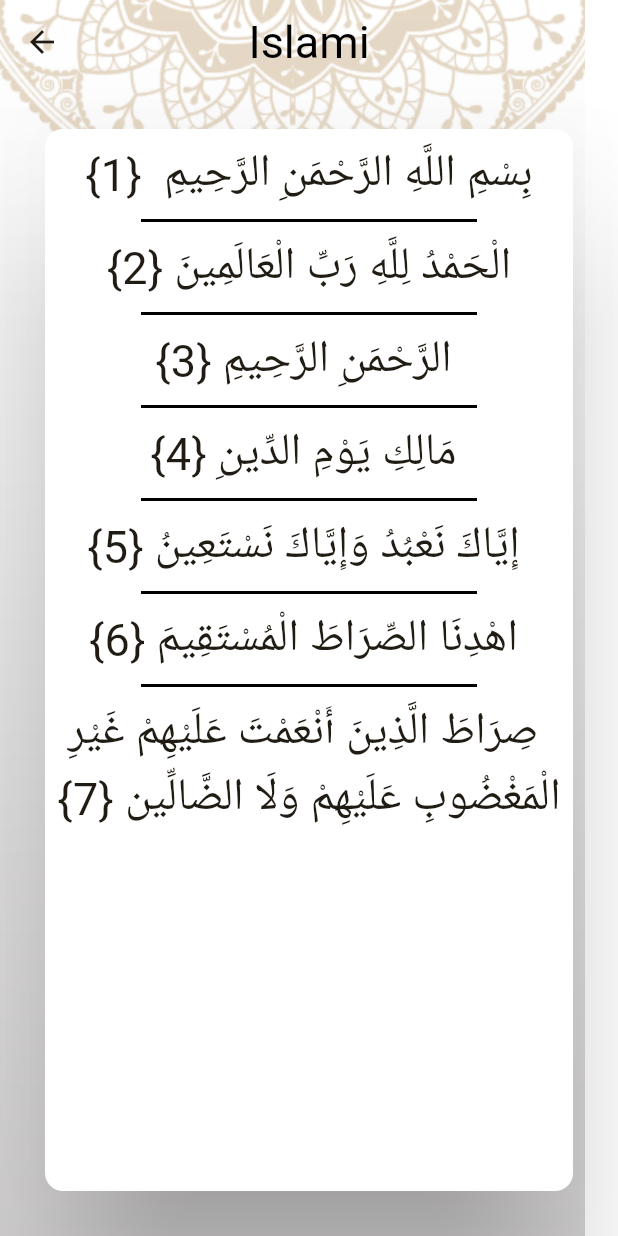
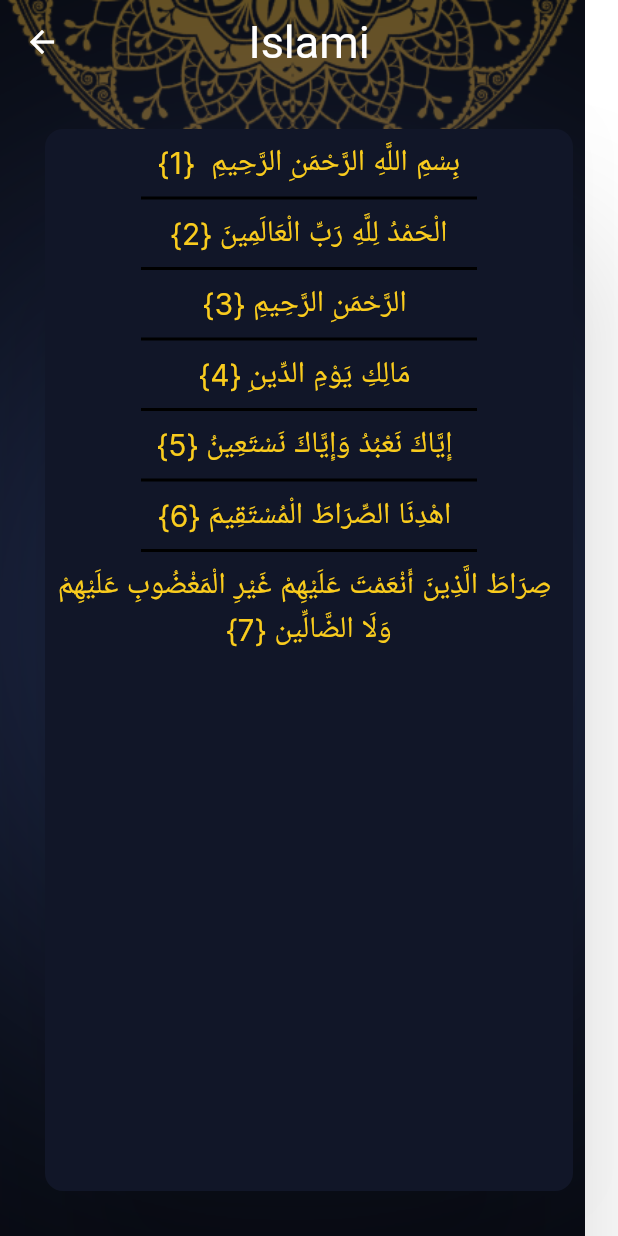
Before and after one commit to ososshahin/islamicapp, a Flutter app: the screen it shows after launch, after a tap on "الفاتحه", on a phone screen of 412 x 824 dp. Run offline on Flutter 3.47's test engine with Material 3 defaults, Android fonts, the phone set to English and light mode, and no system bars.

Commit message:
add light and dark theme

```diff
--- a/lib/default_background/default_background.dart
+++ b/lib/default_background/default_background.dart
@@ -4,12 +4,14 @@ import '../main.dart';
 
 class Defaultbackground extends StatelessWidget{
  Widget body;
+ bool isDark = true;
  Defaultbackground({required this.body});
 
   @override
   Widget build(BuildContext context) {
    return Stack(children:[
-   Image(image: AssetImage(getFullPath('bg3.png'))),
+    isDark? Image(image: AssetImage(getFullPath('homeDarkBackground.png'))):
+    Image(image: AssetImage(getFullPath('bg3.png'))),
     Scaffold(appBar: AppBar(title: Text('Islami'),),
     body: body)]);
   }
--- a/lib/home_screen/hadeth_tab/Hadeth_details.dart
+++ b/lib/home_screen/hadeth_tab/Hadeth_details.dart
@@ -13,7 +13,7 @@ class hadethDetails extends StatelessWidget{
     Hadeth hadeth = ModalRoute.of(context)?.settings.arguments as Hadeth;
     return Defaultbackground(body:
     Card(
-        color: Colors.white,
+
         elevation: 60,
         margin: EdgeInsets.symmetric(vertical: 30,
             horizontal: 30),
@@ -24,8 +24,7 @@ class hadethDetails extends StatelessWidget{
               child: SingleChildScrollView(
                 child: Text(
                      textAlign: TextAlign.center,
-                    style: TextStyle(color: Colors.black,
-                    fontSize: 25),
+                    style: Theme.of(context).textTheme.bodyMedium,
                     hadeth.Content),
               ),
             ),
--- a/lib/home_screen/hadeth_tab/hadeth_title.dart
+++ b/lib/home_screen/hadeth_tab/hadeth_title.dart
@@ -14,7 +14,7 @@ class hadethTitle extends StatelessWidget{
       arguments: hadeth);
       },
       child: Text(hadeth.title,
-        style: TextStyle(fontSize: 25),
+        style:Theme.of(context).textTheme.bodyLarge,
         textAlign: TextAlign.center,
       ),
     );
--- a/lib/home_screen/hadeth_tab/hadethtab.dart
+++ b/lib/home_screen/hadeth_tab/hadethtab.dart
@@ -30,8 +30,7 @@ class _HadethtabState extends State<Hadethtab> {
         color: MyThemedata.primaryLight,
       ),
       Text('Hadeth No.',
-        style: TextStyle(fontSize: 25,
-            fontWeight: FontWeight.w600),),
+        style: Theme.of(context).textTheme.titleSmall),
       Container(
         width: double.infinity,
         height: 2,
--- a/lib/home_screen/home_screen.dart
+++ b/lib/home_screen/home_screen.dart
@@ -16,13 +16,14 @@ class HomeScreen extends StatefulWidget{
 
 class _HomeScreenState extends State<HomeScreen> {
   int selectedIndex = 0;
-
+  bool isDark = true;
   @override
   Widget build(BuildContext context) {
 
     return Stack(children:[
+      isDark? Image(image: AssetImage(getFullPath('homeDarkBackground.png'))):
       Image(image: AssetImage(getFullPath('bg3.png'))),
-      Scaffold(appBar: AppBar(title: Text('Islami'),),
+      Scaffold(appBar: AppBar(title: Text('Islami',style: Theme.of(context).textTheme.titleMedium,),),
       body: tabs[selectedIndex],
       bottomNavigationBar: BottomNavigationBar(
           currentIndex: selectedIndex,
@@ -33,10 +34,10 @@ class _HomeScreenState extends State<HomeScreen> {
 
         },
         items: [
-        NavBaritem('quran', 'quran.png',MyThemedata.primaryLight),
-          NavBaritem('hadeth', 'hadeth.png',MyThemedata.primaryLight),
-          NavBaritem('sebha', 'sebha.png',MyThemedata.primaryLight ),
-          NavBaritem('radio', 'radio.png',MyThemedata.primaryLight)
+        NavBaritem('quran', 'quran.png',Theme.of(context).primaryColor),
+          NavBaritem('hadeth', 'hadeth.png',Theme.of(context).primaryColor),
+          NavBaritem('sebha', 'sebha.png',Theme.of(context).primaryColor ),
+          NavBaritem('radio', 'radio.png',Theme.of(context).primaryColor)
       ],),)]);
   }
 
--- a/lib/home_screen/quran_tab/chapter_details.dart
+++ b/lib/home_screen/quran_tab/chapter_details.dart
@@ -19,7 +19,7 @@ class _ChapterDetailsState extends State<ChapterDetails> {
      if(verses.isEmpty){readfileData(arg.index);}
      return Defaultbackground(body:
      Card(
-       color: Colors.white,
+
        elevation: 45,
         margin: EdgeInsets.symmetric(vertical: 30,
         horizontal: 30),
--- a/lib/home_screen/quran_tab/qurantab.dart
+++ b/lib/home_screen/quran_tab/qurantab.dart
@@ -26,8 +26,7 @@ class Qurantab extends StatelessWidget{
           color: MyThemedata.primaryLight,
         ),
         Text('Chapter Name',
-         style: TextStyle(fontSize: 25,
-         fontWeight: FontWeight.w600),),
+         style:Theme.of(context).textTheme.titleSmall,),
         Container(
           width: double.infinity,
           height: 2,
@@ -41,7 +40,7 @@ class Qurantab extends StatelessWidget{
                 arguments: ChapterDetailsArgs(Chaptertitle[index], index));
               },
               child: Text(Chaptertitle[index],
-                style: TextStyle(fontSize: 25),
+                style:Theme.of(context).textTheme.bodyLarge,
                 textAlign: TextAlign.center,
               ),
             );
--- a/lib/home_screen/quran_tab/verse_content.dart
+++ b/lib/home_screen/quran_tab/verse_content.dart
@@ -9,7 +9,7 @@ class verseContent extends StatelessWidget{
    return Padding(
      padding: const EdgeInsets.symmetric(vertical: 8),
      child: Text('$content {${Index+1}}',
-     style: TextStyle(fontSize: 30),
+     style: Theme.of(context).textTheme.bodyMedium,
      textAlign: TextAlign.center, textDirection: TextDirection.rtl,),
    );
   }
--- a/lib/main.dart
+++ b/lib/main.dart
@@ -22,6 +22,8 @@ class MyApp extends StatelessWidget {
       hadethDetails.routeName:(context) => hadethDetails()}
     ,initialRoute: SplashScreen.routeName,
     theme:MyThemedata.lightTheme,
+      darkTheme: MyThemedata.DarkTheme,
+      themeMode: ThemeMode.dark,
     );
       // This trailing comma makes auto-formatting nicer for build methods.
   }
--- a/lib/theme/themedata.dart
+++ b/lib/theme/themedata.dart
@@ -2,11 +2,23 @@ import 'package:flutter/material.dart';
 
 class MyThemedata {
   static final Color primaryLight = Color(0xffB7935F);
+  static final Color primaryDark = Color(0xff141A2E);
+  static final Color secondaryDark = Color(0xffFACC1D);
+
   static final ThemeData lightTheme = ThemeData(
+    textTheme: TextTheme(
+      titleMedium: TextStyle(fontSize: 30,fontFamily:'elmessiri',
+          fontWeight: FontWeight.bold,color: Colors.black),
+      titleSmall: TextStyle(fontSize: 25,fontFamily:'elmessiri',
+          fontWeight: FontWeight.w500,color: Colors.black),
+      bodyLarge: TextStyle(fontSize: 25,fontFamily: 'Inter',color: Colors.black),
+      bodyMedium: TextStyle(fontSize: 20,fontFamily: 'Inter',color: Colors.black)
+    ),
+    cardColor: Colors.white,
       scaffoldBackgroundColor:(Colors.transparent),
       appBarTheme: AppBarTheme(centerTitle: true,
           titleTextStyle: TextStyle(color: Colors.black,fontSize:30),
-          color: Colors.transparent),
+          color: Colors.transparent,iconTheme: IconThemeData(color: Colors.black)),
       colorScheme:ColorScheme.fromSeed(
           seedColor: Color(0xffB7935F),
           primary: Color(0xffB7935F),onPrimary:Colors.white,
@@ -15,5 +27,29 @@ class MyThemedata {
         selectedItemColor: Colors.black,
         unselectedItemColor: Colors.white,
 
+      ));static final ThemeData DarkTheme = ThemeData(
+      textTheme: TextTheme(
+          titleMedium: TextStyle(fontSize: 30,fontFamily:'elmessiri',
+          fontWeight: FontWeight.bold,color: Colors.white),
+          titleSmall: TextStyle(fontSize: 25,fontFamily: 'elmessiri',
+          color: Colors.white,
+          fontWeight: FontWeight.w500),
+          bodyLarge: TextStyle(fontSize: 25,fontFamily: 'Inter',color: Colors.white),
+          bodyMedium: TextStyle(fontSize: 20,fontFamily: 'Inter',color: secondaryDark)
+      ),
+      cardTheme: CardTheme(color: primaryDark,
+      surfaceTintColor: Colors.black),
+      scaffoldBackgroundColor:(Colors.transparent),
+      appBarTheme: AppBarTheme(iconTheme: IconThemeData(color: Colors.white),centerTitle: true,
+          titleTextStyle: TextStyle(color: Colors.white,fontSize:30),
+          color: Colors.transparent),
+      colorScheme:ColorScheme.fromSeed(
+          seedColor: primaryDark,
+          primary: primaryDark,onPrimary:Colors.white,
+          secondary: secondaryDark,onSecondary: Colors.black),
+      bottomNavigationBarTheme: BottomNavigationBarThemeData(
+        selectedItemColor: secondaryDark,
+        unselectedItemColor: Colors.white,
+
       ));
 }
```
Also changed, not shown: pubspec.yaml (+10 -9 lines), assets/fonts/ElMessiri-Bold.ttf (added), assets/fonts/ElMessiri-SemiBold.ttf (added), assets/fonts/Inter-Regular.ttf (added), assets/images/homeDarkBackground.png (added).
